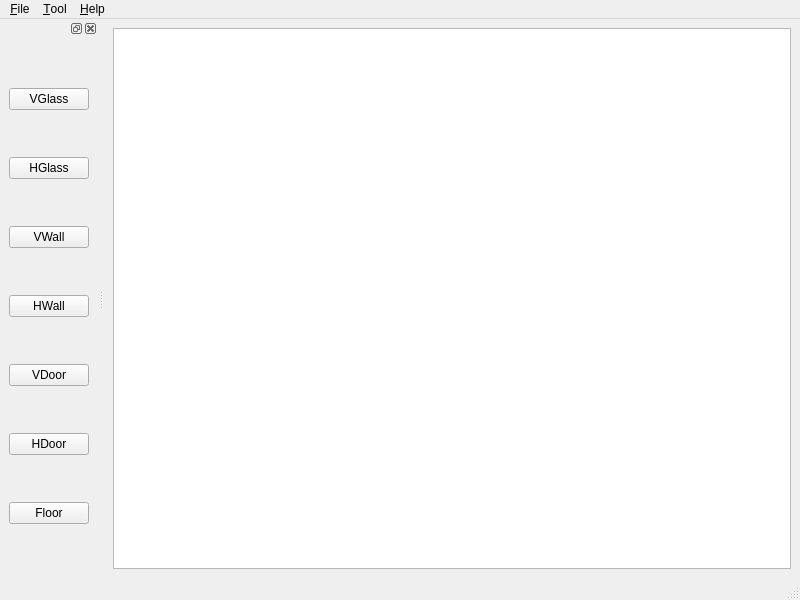
This is funcatching/mapeditor.ui in rightlorg/funcatching as Qt 5 draws it before an edit. The edited form follows.
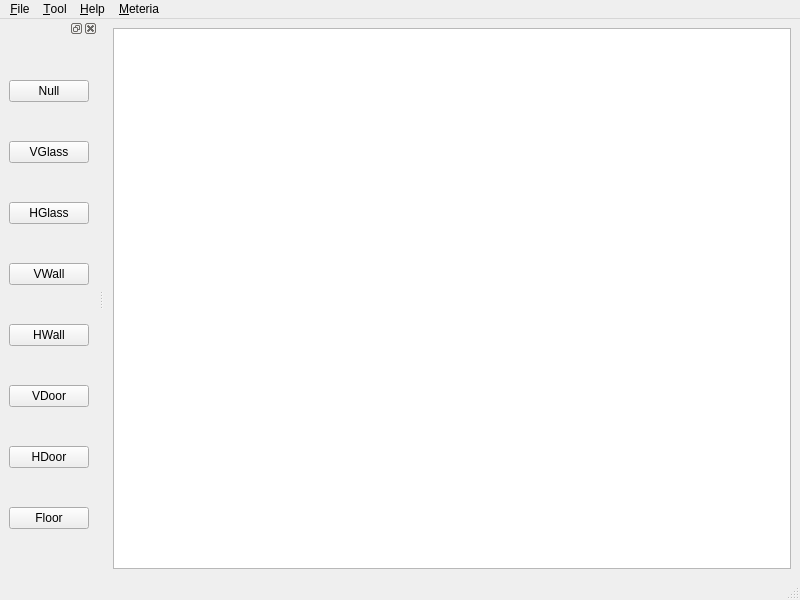
This is the edited form.

```diff
--- a/funcatching/mapeditor.ui
+++ b/funcatching/mapeditor.ui
@@ -70,9 +70,18 @@
     <addaction name="action_About_us"/>
     <addaction name="actionVersion"/>
    </widget>
+   <widget class="QMenu" name="menuMeteria">
+    <property name="title">
+     <string>&amp;Meteria</string>
+    </property>
+    <addaction name="actionWood"/>
+    <addaction name="actionGlass"/>
+    <addaction name="actionClay"/>
+   </widget>
    <addaction name="menu_File"/>
    <addaction name="menu_Tool"/>
    <addaction name="menu_Help"/>
+   <addaction name="menuMeteria"/>
   </widget>
   <widget class="QDockWidget" name="dockWidget">
    <attribute name="dockWidgetArea">
@@ -80,6 +89,13 @@
    </attribute>
    <widget class="QWidget" name="dockWidgetContents_2">
     <layout class="QVBoxLayout" name="verticalLayout">
+     <item>
+      <widget class="QPushButton" name="nullButton">
+       <property name="text">
+        <string>Null</string>
+       </property>
+      </widget>
+     </item>
      <item>
       <widget class="QPushButton" name="VGlass">
        <property name="text">
```
Left out of the diff: 15 changed lines with no effect on the pictures.
